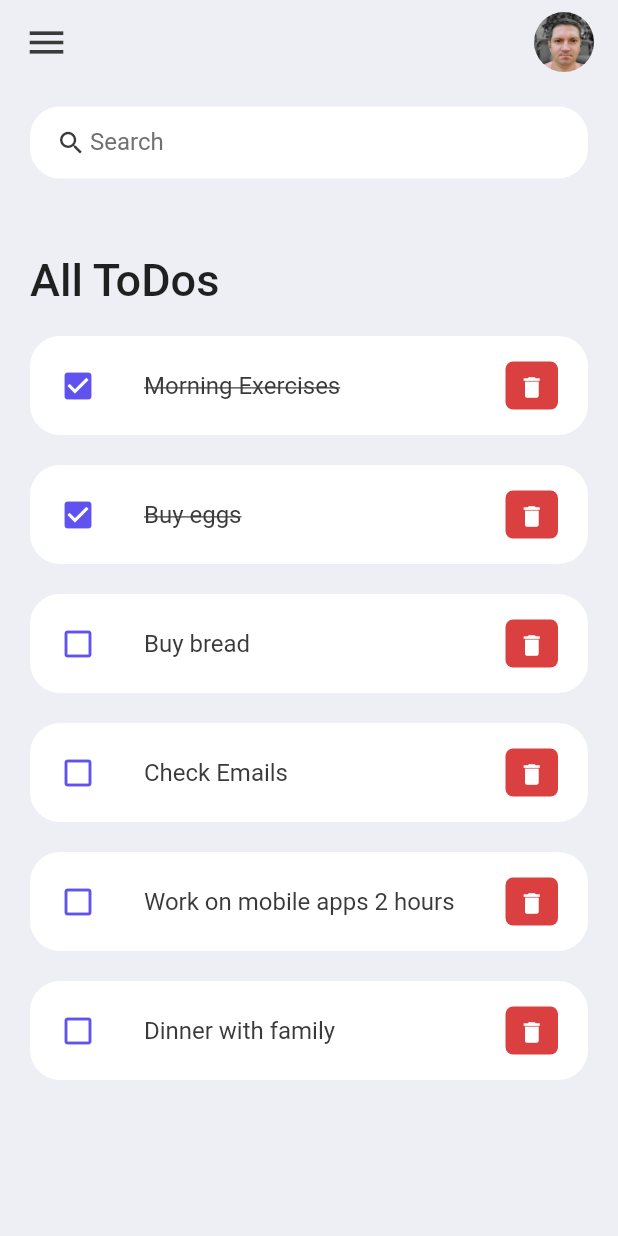
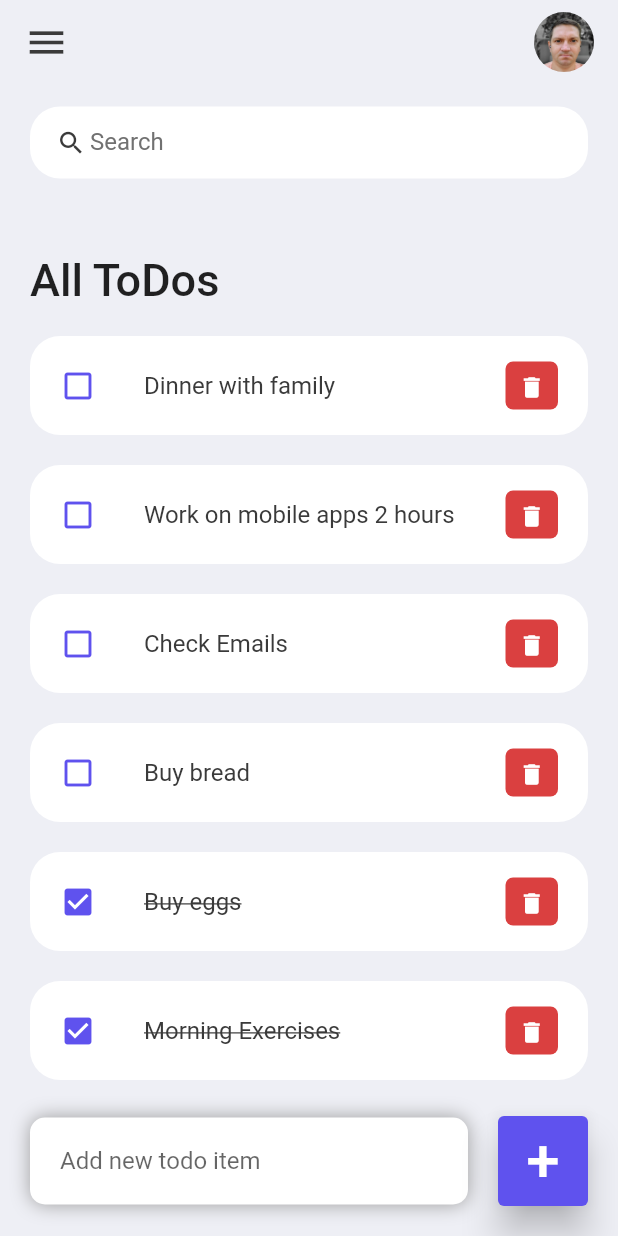
Before and after one commit to Cyberprostir/todo_simple, a Flutter app: the screen it shows after launch, on a phone screen of 412 x 824 dp. Run offline on Flutter 3.47's test engine with Material 2 defaults, Android fonts, the light colour scheme and no system bars.

Commit message:
Final project with add/delete/find functionality

```diff
--- a/lib/screens/home.dart
+++ b/lib/screens/home.dart
@@ -1,21 +1,34 @@
-// ignore_for_file: prefer_const_constructors
-
 import 'package:flutter/material.dart';
 import '../constants/colors.dart';
 import '../widgets/todo_item.dart';
 import '../model/todo.dart';
 
-class Home extends StatelessWidget {
+class Home extends StatefulWidget {
   Home({Key? key}) : super(key: key);
 
+  @override
+  State<Home> createState() => _HomeState();
+}
+
+class _HomeState extends State<Home> {
   final toDoList = ToDo.toDoList();
+  List<ToDo> _foundToDo = [];
+  final _todoController = TextEditingController();
+
+  @override
+  void initState() {
+    super.initState();
+    _foundToDo = toDoList;
+  }
 
   @override
   Widget build(BuildContext context) {
     return Scaffold(
       backgroundColor: tdBGColor,
       appBar: _buildAppBar(),
-      body: Container(
+      body: Stack(
+        children: [
+          Container(
             padding: const EdgeInsets.symmetric(
               horizontal: 20,
               vertical: 15,
@@ -31,28 +44,132 @@
                         child: Text(
                           'All ToDos',
                           style: TextStyle(
-                          //color: tdBlack,
-                          fontSize: 30,
-                          fontWeight: FontWeight.w500),
+                              fontSize: 30, fontWeight: FontWeight.w500),
                         ),
                       ),
-                  for (ToDo todo in toDoList)
-                  ToDoItem(todo: todo),
+                      for (ToDo todo in _foundToDo.reversed)
+                        ToDoItem(
+                          todo: todo,
+                          onToDoChanged: _handleToDoChange,
+                          onDeleteItem: _deleteToDoItem,
+                        ),
                     ],
                   ),
                 )
               ],
             ),
           ),
+          Align(
+            alignment: Alignment.bottomCenter,
+            child: Row(
+              mainAxisAlignment: MainAxisAlignment.center,
+              children: [
+                Expanded(
+                  child: Container(
+                    margin: EdgeInsets.only(bottom: 20, right: 20, left: 20),
+                    padding: EdgeInsets.symmetric(
+                      horizontal: 20,
+                      vertical: 5,
+                    ),
+                    decoration: BoxDecoration(
+                      color: Colors.white,
+                      boxShadow: const [
+                        BoxShadow(
+                          color: Colors.grey,
+                          blurRadius: 10.0,
+                          offset: Offset(0, 0),
+                          spreadRadius: 0.0,
+                        ),
+                      ],
+                      borderRadius: BorderRadius.circular(10),
+                    ),
+                    child: TextField(
+                      controller: _todoController,
+                      decoration: InputDecoration(
+                        border: InputBorder.none,
+                        hintText: 'Add new todo item',
+                      ),
+                    ),
+                  ),
+                ),
+                Container(
+                  margin: EdgeInsets.only(
+                    bottom: 20,
+                    right: 20,
+                  ),
+                  child: ElevatedButton(
+                    child: Text(
+                      '+',
+                      style: TextStyle(
+                        fontSize: 40,
+                      ),
+                    ),
+                    onPressed: () {
+                      _addToDoItem(_todoController.text);
+                    },
+                    style: ElevatedButton.styleFrom(
+                      backgroundColor: tdBlue,
+                      minimumSize: Size(60, 60),
+                      elevation: 10,
+                    ),
+                  ),
+                ),
+              ],
+            ),
+          ),
+        ],
+      ),
     );
+  }
+
+  void _handleToDoChange(ToDo todo) {
+    setState(() {
+      todo.isDone = !todo.isDone!;
+    });
+  }
+
+  void _deleteToDoItem(String id) {
+    setState(() {
+      toDoList.removeWhere((item) => item.id == id);
+    });
+  }
+
+  void _addToDoItem(String toDo) {
+    setState(() {
+      toDoList.add(
+        ToDo(
+          id: DateTime.now().millisecondsSinceEpoch.toString(),
+          todoText: toDo,
+        ),
+      );
+    });
+    _todoController.clear();
+  }
+
+  void _runFilter(String enteredKeyword) {
+    List<ToDo> results = [];
+    if (enteredKeyword.isEmpty) {
+      results = toDoList;
+    } else {
+      results = toDoList
+          .where((item) =>
+              item.todoText!.toLowerCase().contains(enteredKeyword.toLowerCase()))
+          .toList();
+    }
+    setState(() {
+      _foundToDo = results;
+    });
   }
 
   Widget searchBox() {
     return Container(
       padding: const EdgeInsets.symmetric(horizontal: 15),
       decoration: BoxDecoration(
-          color: Colors.white, borderRadius: BorderRadius.circular(20)),
+        color: Colors.white,
+        borderRadius: BorderRadius.circular(20),
+      ),
       child: TextField(
+        onChanged: (value) => _runFilter(value),
         decoration: InputDecoration(
           contentPadding: EdgeInsets.all(0),
           prefixIconConstraints: BoxConstraints(minWidth: 25, maxHeight: 20),
@@ -82,10 +199,12 @@
             width: 40,
             child: ClipRRect(
               borderRadius: BorderRadius.circular(20),
-                child: Image.asset('assets/images/avatar.jpg')),
-          )
+              child: Image.asset('assets/images/avatar.jpg'),
+            ),
+          ),
         ],
       ),
     );
   }
+
 }
--- a/lib/widgets/todo_item.dart
+++ b/lib/widgets/todo_item.dart
@@ -4,8 +4,10 @@
 
 class ToDoItem extends StatelessWidget {
   final ToDo todo;
+  final onToDoChanged;
+  final onDeleteItem;
 
-  const ToDoItem({super.key, required this.todo});
+  const ToDoItem({super.key, required this.todo, required this.onToDoChanged, required this.onDeleteItem});
 
   @override
   Widget build(BuildContext context) {
@@ -13,7 +15,8 @@
       margin: EdgeInsets.only(bottom: 20),
       child: ListTile(
         onTap: () {
-          print('tapped');
+          //print('tapped');
+          onToDoChanged(todo);
         },
         shape: RoundedRectangleBorder(
           borderRadius: BorderRadius.circular(20),
@@ -43,7 +46,8 @@
           ),
           child: IconButton(
             onPressed: () {
-              print('delete');
+              //print('delete');
+              onDeleteItem(todo.id);
             },
             icon: Icon(Icons.delete),
             color: Colors.white,
```
Lines whose indentation alone changed are shown as unchanged.
